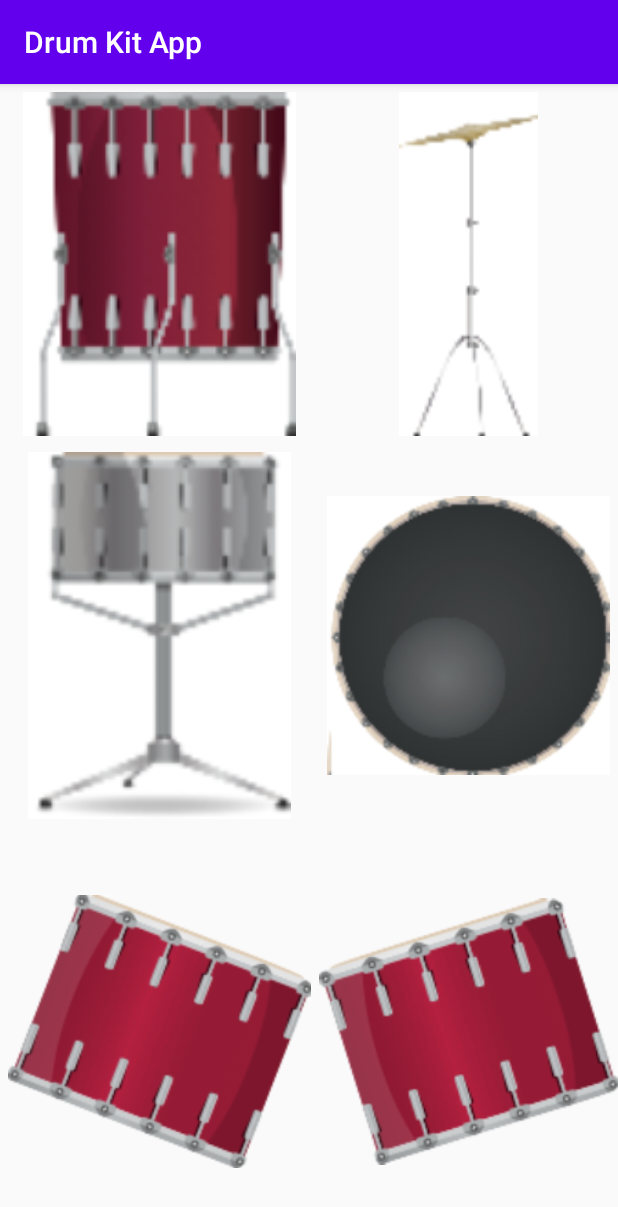
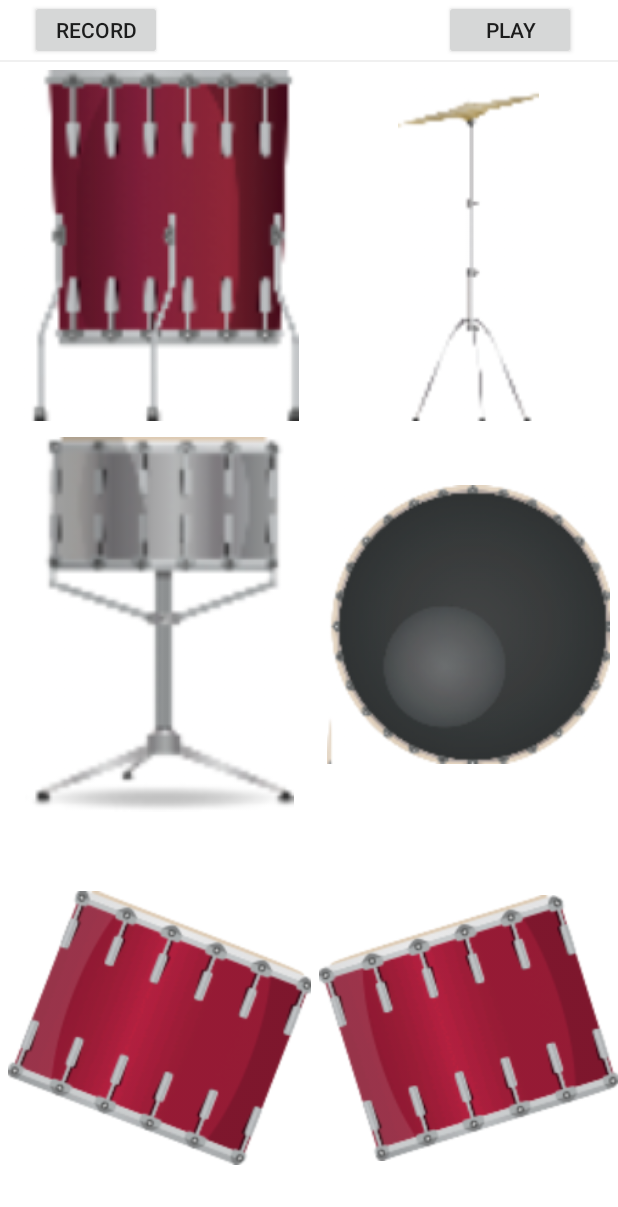
Before and after one commit to Eliav2qhsuh/sudip-mondal-2002, an Android app: the screen it shows after launch (MainActivity), on a phone screen of 412 x 824 dp. Shown: the top 1207 px of the screen. Run offline under Robolectric (Android 15) with nearby library versions, the phone set to English and light mode, and no system bars.

Commit message:
some change

```diff
--- a/app/src/main/AndroidManifest.xml
+++ b/app/src/main/AndroidManifest.xml
@@ -9,7 +9,9 @@
         android:roundIcon="@mipmap/ic_launcher_round"
         android:supportsRtl="true"
         android:theme="@style/Theme.DrumKitApp">
-        <activity android:name=".MainActivity">
+        <activity
+            android:name=".MainActivity"
+            android:screenOrientation="portrait">
             <intent-filter>
                 <action android:name="android.intent.action.MAIN" />
 
--- a/app/src/main/java/com/sudip/drumkitapp/MainActivity.java
+++ b/app/src/main/java/com/sudip/drumkitapp/MainActivity.java
@@ -1,27 +1,57 @@
 package com.sudip.drumkitapp;
 
+import android.media.AudioManager;
 import android.media.MediaPlayer;
+import android.media.SoundPool;
 import android.support.v7.app.AppCompatActivity;
 import android.os.Bundle;
 import android.util.Log;
+import android.view.MotionEvent;
 import android.view.View;
+import android.view.ViewGroup;
+
+import java.util.HashMap;
+import java.util.Map;
 
 public class MainActivity extends AppCompatActivity {
-
-    public void buttonTapped(View view)
-    {
-        int id = view.getId();
-        String ourId = view.getResources().getResourceEntryName(id);
-
-        int resourceId = getResources().getIdentifier(ourId,"raw","com.sudip.drumkitapp");
-
-        MediaPlayer mediaPlayer = MediaPlayer.create(this, resourceId);
-        mediaPlayer.start();
-    }
+    Map<Integer, Integer> map = new HashMap<>();
+    SoundPool soundPool;
 
     @Override
     protected void onCreate(Bundle savedInstanceState) {
         super.onCreate(savedInstanceState);
         setContentView(R.layout.activity_main);
+        ViewGroup group = ((ViewGroup) findViewById(R.id.layout));
+        soundPool = new SoundPool(200,AudioManager.STREAM_MUSIC,0);
+        for (int i = 0; i < group.getChildCount(); i++) {
+            int resourceId = getResources().getIdentifier(group.getResources().getResourceEntryName(group.getChildAt(i).getId()),"raw","com.sudip.drumkitapp");
+            map.put(resourceId,soundPool.load(this,resourceId,1));
+        }
+
+
+
+        for (int i = 0; i < group.getChildCount(); i++) {
+            group.getChildAt(i).setOnTouchListener(new View.OnTouchListener() {
+                @Override
+                public boolean onTouch(View view, MotionEvent motionEvent) {
+                    if (motionEvent.getAction() == MotionEvent.ACTION_DOWN){
+                        int id = view.getId();
+                        String ourId = view.getResources().getResourceEntryName(id);
+
+                        int resourceId = getResources().getIdentifier(ourId,"raw","com.sudip.drumkitapp");
+//                        SoundPoolPlayer mPlayer = SoundPoolPlayer.create(MainActivity.this, resourceId);
+//                        mPlayer.play();
+                        int soundId = getSoundPool(resourceId);
+                        soundPool.play(soundId,1,1,1,0,1);
+                    }
+                    return true;
+                }
+            });
+        }
+    }
+
+
+    public Integer getSoundPool(int id){
+        return map.get(id);
     }
 }
--- a/app/src/main/res/layout/activity_main.xml
+++ b/app/src/main/res/layout/activity_main.xml
@@ -1,13 +1,43 @@
 <?xml version="1.0" encoding="utf-8"?>
 
-<android.support.constraint.ConstraintLayout xmlns:android="http://schemas.android.com/apk/res/android"
+<LinearLayout xmlns:android="http://schemas.android.com/apk/res/android"
     xmlns:app="http://schemas.android.com/apk/res-auto"
     xmlns:tools="http://schemas.android.com/tools"
     android:layout_width="match_parent"
     android:layout_height="match_parent"
-    tools:context=".MainActivity">
+    tools:context=".MainActivity"
+    android:orientation="vertical"
+    android:background="#fff">
+
+    <android.support.constraint.ConstraintLayout
+        android:paddingLeft="20dp"
+        android:paddingRight="20dp"
+        android:layout_width="match_parent"
+        android:layout_height="40dp">
+        <Button
+            android:id="@+id/record"
+            app:layout_constraintLeft_toLeftOf="parent"
+            android:text="record"
+            android:layout_width="wrap_content"
+            android:layout_height="match_parent" />
+
+        <Button
+            android:layout_width="wrap_content"
+            android:layout_height="match_parent"
+            android:layout_marginEnd="8dp"
+            android:layout_marginRight="8dp"
+            android:text="play"
+            app:layout_constraintEnd_toEndOf="parent"
+            app:layout_constraintLeft_toRightOf="@+id/record" />
+    </android.support.constraint.ConstraintLayout>
+
+    <View
+        android:background="#f0f0f0"
+        android:layout_width="match_parent"
+        android:layout_height="1dp" />
 
     <android.support.v7.widget.GridLayout
+        android:id="@+id/layout"
         android:layout_width="match_parent"
         android:layout_height="match_parent"
         app:columnCount="2"
@@ -21,7 +51,6 @@
             android:layout_height="wrap_content"
             android:layout_margin="5dp"
             android:foregroundGravity="fill"
-            android:onClick="buttonTapped"
             app:layout_column="0"
             app:layout_columnWeight="1"
             app:layout_gravity="fill"
@@ -35,7 +64,6 @@
             android:layout_height="wrap_content"
             android:layout_margin="5dp"
             android:foregroundGravity="fill"
-            android:onClick="buttonTapped"
             app:layout_column="1"
             app:layout_columnWeight="1"
             app:layout_gravity="fill"
@@ -50,7 +78,6 @@
             android:layout_height="wrap_content"
             android:layout_margin="5dp"
             android:foregroundGravity="fill"
-            android:onClick="buttonTapped"
             app:layout_column="0"
             app:layout_columnWeight="1"
             app:layout_gravity="fill"
@@ -64,7 +91,6 @@
             android:layout_height="wrap_content"
             android:layout_margin="5dp"
             android:foregroundGravity="fill"
-            android:onClick="buttonTapped"
             app:layout_column="1"
             app:layout_columnWeight="1"
             app:layout_gravity="fill"
@@ -78,7 +104,6 @@
             android:layout_height="wrap_content"
             android:layout_margin="5dp"
             android:foregroundGravity="fill"
-            android:onClick="buttonTapped"
             app:layout_column="0"
             app:layout_columnWeight="1"
             app:layout_gravity="fill"
@@ -91,7 +116,6 @@
             android:layout_width="wrap_content"
             android:layout_height="wrap_content"
             android:foregroundGravity="fill"
-            android:onClick="buttonTapped"
             app:layout_column="1"
             app:layout_columnWeight="1"
             app:layout_gravity="fill"
@@ -100,4 +124,4 @@
             app:srcCompat="@drawable/tom2" />
 
     </android.support.v7.widget.GridLayout>
-</android.support.constraint.ConstraintLayout>
+</LinearLayout>
--- a/app/src/main/res/values-night/themes.xml
+++ b/app/src/main/res/values-night/themes.xml
@@ -1,6 +1,6 @@
 <resources xmlns:tools="http://schemas.android.com/tools">
     <!-- Base application theme. -->
-    <style name="Theme.DrumKitApp" parent="Theme.AppCompat.Light.DarkActionBar">
+    <style name="Theme.DrumKitApp" parent="Theme.AppCompat.Light.NoActionBar">
         <!-- Primary brand color. -->
         <item name="colorPrimary">@color/purple_200</item>
         <item name="colorPrimaryDark">@color/purple_700</item>
--- a/app/src/main/res/values/themes.xml
+++ b/app/src/main/res/values/themes.xml
@@ -1,6 +1,6 @@
 <resources xmlns:tools="http://schemas.android.com/tools">
     <!-- Base application theme. -->
-    <style name="Theme.DrumKitApp" parent="Theme.AppCompat.Light.DarkActionBar">
+    <style name="Theme.DrumKitApp" parent="Theme.AppCompat.Light.NoActionBar">
         <!-- Primary brand color. -->
         <item name="colorPrimary">@color/purple_500</item>
         <item name="colorPrimaryDark">@color/purple_700</item>
```
